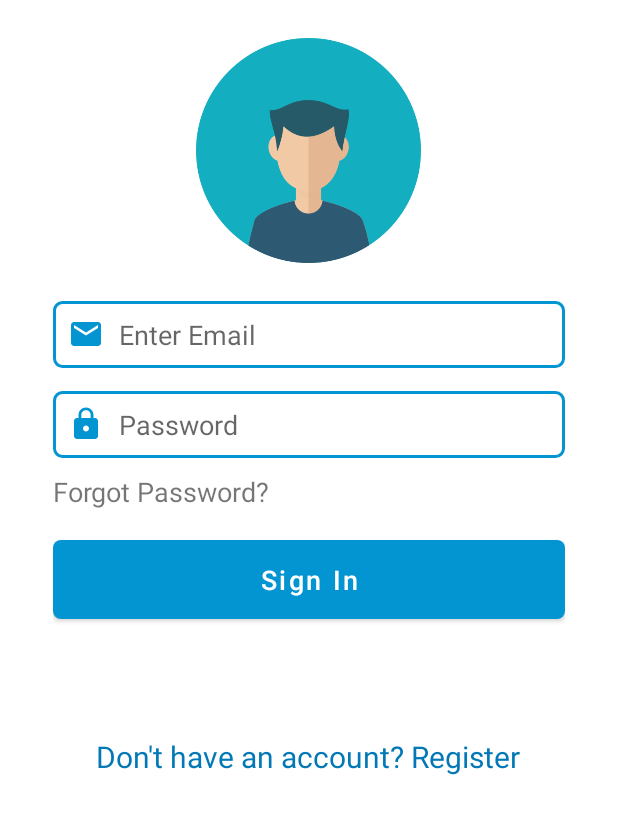
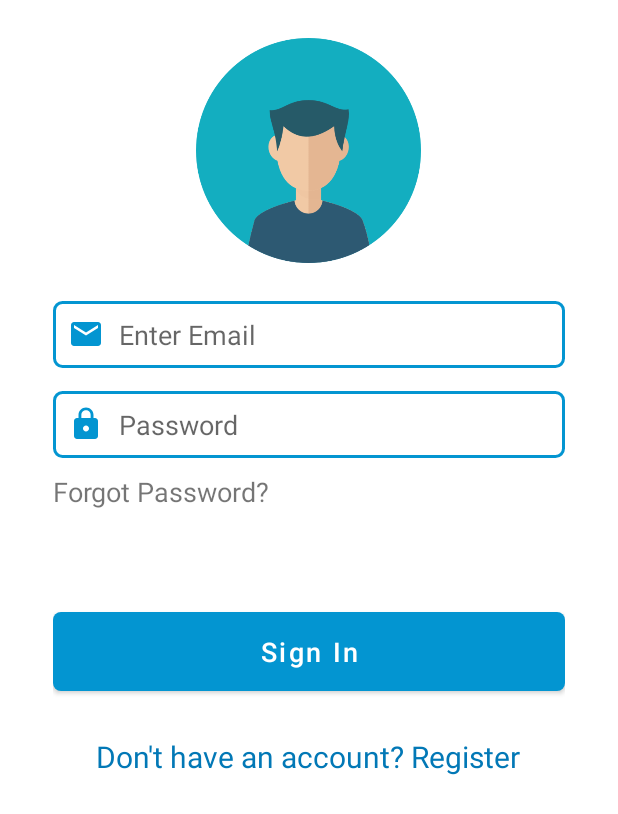
Before and after one commit to DarshitAnjaria/mvvm_sample, an Android app: the screen it shows after launch (LoginActivity), on a phone screen of 412 x 824 dp. Shown: the top 814 px of the screen. Run offline under Robolectric (Android 15) with nearby library versions, the phone set to English and light mode, and no system bars; our stand-ins replace data binding; libraries missing offline, so code that uses them is left out: org.kodein.di; 4 statements that could not run were skipped.

Commit message:
Some UI Changes

```diff
--- a/app/src/main/java/com/example/mvvmsample/ui/home/quotes/QuotesFragment.kt
+++ b/app/src/main/java/com/example/mvvmsample/ui/home/quotes/QuotesFragment.kt
@@ -12,6 +12,8 @@ import androidx.recyclerview.widget.LinearLayoutManager
 import com.example.mvvmsample.R
 import com.example.mvvmsample.data.db.entities.Quote
 import com.example.mvvmsample.util.Coroutines
+import com.example.mvvmsample.util.Hide
+import com.example.mvvmsample.util.Show
 import com.example.mvvmsample.util.toast
 import com.xwray.groupie.GroupAdapter
 import com.xwray.groupie.GroupieViewHolder
@@ -42,7 +44,9 @@ class QuotesFragment : Fragment(), KodeinAware {
     }
 
     private fun bindUI() = Coroutines.main {
+        progress_quotes.Show()
         viewModel.quotes.await().observe(this, Observer {
+            progress_quotes.Hide()
             initRecyclerView(it.toQuoteItem())
         })
     }
--- a/app/src/main/res/drawable/edittext_background.xml
+++ b/app/src/main/res/drawable/edittext_background.xml
@@ -7,6 +7,6 @@
         android:width="2dp"
         android:color="@color/colorPrimary" />
 
-    <solid android:color="@color/colorAccent" />
+    <solid android:color="@android:color/white" />
 
 </shape>
--- a/app/src/main/res/layout/activity_login.xml
+++ b/app/src/main/res/layout/activity_login.xml
@@ -15,7 +15,7 @@
         android:layout_height="match_parent"
         android:layout_marginLeft="10dp"
         android:layout_marginRight="10dp"
-        android:background="@color/colorAccent"
+        android:background="@android:color/white"
         tools:context=".ui.auth.LoginActivity">
 
         <LinearLayout
@@ -43,7 +43,7 @@
                     android:layout_width="match_parent"
                     android:layout_height="wrap_content"
                     android:background="@drawable/edittext_background"
-                    android:drawableLeft="@drawable/ic_email"
+                    android:drawableStart="@drawable/ic_email"
                     android:drawablePadding="10dp"
                     android:hint="@string/enter_email"
                     android:inputType="textEmailAddress"
@@ -56,7 +56,7 @@
                     android:layout_height="wrap_content"
                     android:layout_marginTop="15dp"
                     android:background="@drawable/edittext_background"
-                    android:drawableLeft="@drawable/ic_lock"
+                    android:drawableStart="@drawable/ic_lock"
                     android:drawablePadding="10dp"
                     android:hint="@string/password"
                     android:inputType="textPassword"
@@ -71,6 +71,13 @@
                     android:text="@string/forgot_password"
                     android:textSize="18sp" />
 
+                <ProgressBar
+                    android:id="@+id/progress_login"
+                    android:layout_width="wrap_content"
+                    android:layout_height="wrap_content"
+                    android:layout_gravity="center_vertical|center_horizontal"
+                    android:visibility="invisible" />
+
                 <Button
                     android:layout_width="match_parent"
                     android:layout_height="wrap_content"
@@ -82,14 +89,6 @@
                     android:text="@string/sign_in"
                     android:textAllCaps="false"
                     android:textSize="18sp"
-                    tools:targetApi="lollipop" />
-
-                <ProgressBar
-                    android:id="@+id/progress_login"
-                    android:layout_width="match_parent"
-                    android:layout_height="wrap_content"
-                    android:progressBackgroundTint="@color/colorPrimaryDark"
-                    android:visibility="invisible"
                     tools:targetApi="lollipop" />
 
                 <TextView
--- a/app/src/main/res/values/colors.xml
+++ b/app/src/main/res/values/colors.xml
@@ -2,5 +2,5 @@
 <resources>
     <color name="colorPrimary">#0395D1</color>
     <color name="colorPrimaryDark">#0278B6</color>
-    <color name="colorAccent">#FFFFFF</color>
+    <color name="colorAccent">#FF5252</color>
 </resources>
```
Also changed, not shown: app/src/main/res/layout/activity_signup.xml (+7 -7 lines), app/src/main/res/layout/quotes_fragment.xml (+8 -1 lines), app/src/main/res/layout/row_quotes.xml (+12 -1 lines).
